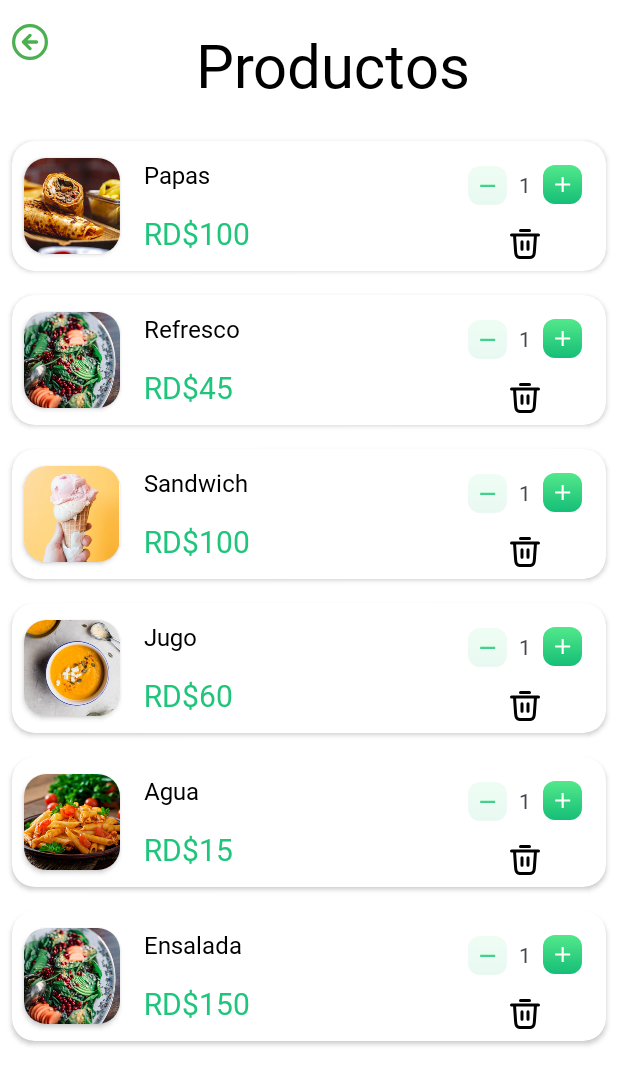
After one commit to cnunezcorp/AdminUniBite, an Android app: the AllItemActivity screen opened directly, with no data from a screen before it, on a phone screen of 412 x 824 dp. The commit adds this screen. Shown: the top 1085 px of the screen. Run offline under Robolectric (Android 15) with nearby library versions, the phone set to English and light mode, and no system bars.

Commit message:
Añadir y Ver Items Layouts y Adapter

```diff
--- a/app/src/main/AndroidManifest.xml
+++ b/app/src/main/AndroidManifest.xml
@@ -12,6 +12,9 @@
         android:supportsRtl="true"
         android:theme="@style/Theme.AdminUniBite"
         tools:targetApi="31">
+        <activity
+            android:name=".ui.activity.AllItemActivity"
+            android:exported="false" />
         <activity
             android:name=".ui.activity.AddItemActivity"
             android:exported="false" />
--- /dev/null
+++ b/app/src/main/java/com/adminunibite/app/ui/activity/AllItemActivity.kt
@@ -0,0 +1,47 @@
+package com.adminunibite.app.ui.activity
+
+import android.os.Bundle
+import androidx.activity.enableEdgeToEdge
+import androidx.appcompat.app.AppCompatActivity
+import androidx.core.view.ViewCompat
+import androidx.core.view.WindowInsetsCompat
+import androidx.recyclerview.widget.LinearLayoutManager
+import com.adminunibite.app.R
+import com.adminunibite.app.databinding.ActivityAllItemBinding
+import com.adminunibite.app.ui.adapter.AddItemAdapter
+
+class AllItemActivity : AppCompatActivity() {
+
+    private val binding : ActivityAllItemBinding by lazy {
+        ActivityAllItemBinding.inflate(layoutInflater)
+    }
+
+    override fun onCreate(savedInstanceState: Bundle?) {
+        super.onCreate(savedInstanceState)
+        enableEdgeToEdge()
+        setContentView(binding.root)
+        ViewCompat.setOnApplyWindowInsetsListener(findViewById(R.id.main)) { v, insets ->
+            val systemBars = insets.getInsets(WindowInsetsCompat.Type.systemBars())
+            v.setPadding(systemBars.left, systemBars.top, systemBars.right, systemBars.bottom)
+            insets
+        }
+        val menuFoodName = listOf("Papas", "Refresco", "Sandwich", "Jugo", "Agua", "Ensalada")
+        val menuItemPrice = listOf("RD$100", "RD$45", "RD$100", "RD$60", "RD$15", "RD$150")
+        val menuImage = listOf(
+            R.drawable.menu1,
+            R.drawable.menu2,
+            R.drawable.menu3,
+            R.drawable.menu4,
+            R.drawable.menu5,
+            R.drawable.menu2,
+        )
+
+        binding.backImageButton.setOnClickListener{
+            finish()
+        }
+
+        val adapter = AddItemAdapter(ArrayList(menuFoodName), ArrayList(menuItemPrice), ArrayList(menuImage))
+        binding.menuRecyclerView.layoutManager = LinearLayoutManager(this)
+        binding.menuRecyclerView.adapter = adapter
+    }
+}
--- a/app/src/main/java/com/adminunibite/app/ui/activity/MainActivity.kt
+++ b/app/src/main/java/com/adminunibite/app/ui/activity/MainActivity.kt
@@ -29,5 +29,9 @@ class MainActivity : AppCompatActivity() {
             val intent = Intent(this, AddItemActivity::class.java)
             startActivity(intent)
         }
+        binding.viewAllMenuCardView.setOnClickListener{
+            val intent = Intent(this, AllItemActivity::class.java)
+            startActivity(intent)
+        }
     }
 }
--- /dev/null
+++ b/app/src/main/java/com/adminunibite/app/ui/adapter/AddItemAdapter.kt
@@ -0,0 +1,66 @@
+package com.adminunibite.app.ui.adapter
+
+import android.view.LayoutInflater
+import android.view.ViewGroup
+import androidx.recyclerview.widget.RecyclerView
+import com.adminunibite.app.databinding.ItemItemBinding
+
+class AddItemAdapter(private val MenuItemName:ArrayList<String>, private val MenuItemPrice:ArrayList<String>, private val MenuItemImage: ArrayList<Int>) : RecyclerView.Adapter<AddItemAdapter.AddItemViewHolder>() {
+
+    private val itemQuantities = IntArray(MenuItemName.size) {1}
+
+    override fun onCreateViewHolder(parent: ViewGroup, viewType: Int): AddItemViewHolder {
+        val binding = ItemItemBinding.inflate(LayoutInflater.from(parent.context), parent, false)
+        return AddItemViewHolder(binding)
+    }
+
+    override fun onBindViewHolder(holder: AddItemViewHolder, position: Int) {
+        holder.bind(position)
+    }
+
+    override fun getItemCount(): Int = MenuItemName.size
+
+    inner class AddItemViewHolder(private val binding: ItemItemBinding) : RecyclerView.ViewHolder(binding.root) {
+        fun bind(position: Int){
+            binding.apply {
+                foodNameTextView.text = MenuItemName[position]
+                foodPriceTextView.text = MenuItemPrice[position]
+                foodImageView.setImageResource(MenuItemImage[position])
+                quantityTextView.text = itemQuantities[position].toString()
+
+                minusButton.setOnClickListener{
+                    decreaseQuantity(position)
+                }
+
+                plusButton.setOnClickListener{
+                    increaseQuantity(position)
+                }
+                deleteButton.setOnClickListener{
+                    deleteQuantity(position)
+                }
+            }
+        }
+
+        private fun increaseQuantity(position: Int) {
+            if (itemQuantities[position] < 10){
+                itemQuantities[position] ++
+                binding.quantityTextView.text = itemQuantities[position].toString()
+            }
+        }
+
+        private fun decreaseQuantity(position: Int) {
+            if (itemQuantities[position] > 1){
+                itemQuantities[position] --
+                binding.quantityTextView.text = itemQuantities[position].toString()
+            }
+        }
+
+        private fun deleteQuantity(position: Int) {
+            MenuItemName.removeAt(position)
+            MenuItemPrice.removeAt(position)
+            MenuItemImage.removeAt(position)
+            notifyItemRemoved(position)
+            notifyItemRangeChanged(position, MenuItemName.size)
+        }
+    }
+}
--- /dev/null
+++ b/app/src/main/res/layout/activity_all_item.xml
@@ -0,0 +1,46 @@
+<?xml version="1.0" encoding="utf-8"?>
+<androidx.constraintlayout.widget.ConstraintLayout xmlns:android="http://schemas.android.com/apk/res/android"
+    xmlns:app="http://schemas.android.com/apk/res-auto"
+    xmlns:tools="http://schemas.android.com/tools"
+    android:id="@+id/main"
+    android:layout_width="match_parent"
+    android:layout_height="match_parent"
+    android:background="@color/white"
+    tools:context=".ui.activity.AllItemActivity">
+
+    <ImageView
+        android:id="@+id/back_image_button"
+        android:layout_width="24dp"
+        android:layout_height="24dp"
+        android:src="@drawable/arrow_left"
+        android:layout_marginTop="16dp"
+        android:layout_marginStart="8dp"
+        android:background="@android:color/transparent"
+        android:scaleType="centerCrop"
+        app:layout_constraintStart_toStartOf="parent"
+        app:layout_constraintTop_toTopOf="parent" />
+
+    <TextView
+        android:id="@+id/title_text_view"
+        android:layout_width="wrap_content"
+        android:layout_height="wrap_content"
+        android:fontFamily="@font/yeonsung_regular"
+        android:text="Productos"
+        android:textColor="@color/black"
+        android:textSize="40sp"
+        app:layout_constraintEnd_toEndOf="parent"
+        app:layout_constraintStart_toEndOf="@id/back_image_button"
+        app:layout_constraintTop_toTopOf="@id/back_image_button" />
+
+    <androidx.recyclerview.widget.RecyclerView
+        android:id="@+id/menu_recycler_view"
+        android:layout_width="0dp"
+        android:layout_height="0dp"
+        android:layout_marginTop="16dp"
+        tools:listitem="@layout/item_item"
+        app:layout_constraintBottom_toBottomOf="parent"
+        app:layout_constraintEnd_toEndOf="parent"
+        app:layout_constraintStart_toStartOf="parent"
+        app:layout_constraintTop_toBottomOf="@id/title_text_view" />
+
+</androidx.constraintlayout.widget.ConstraintLayout>
--- /dev/null
+++ b/app/src/main/res/layout/item_item.xml
@@ -0,0 +1,122 @@
+<?xml version="1.0" encoding="utf-8"?>
+<androidx.constraintlayout.widget.ConstraintLayout xmlns:android="http://schemas.android.com/apk/res/android"
+    xmlns:app="http://schemas.android.com/apk/res-auto"
+    xmlns:tools="http://schemas.android.com/tools"
+    android:layout_width="match_parent"
+    android:layout_height="wrap_content">
+
+    <androidx.cardview.widget.CardView
+        android:layout_width="0dp"
+        android:layout_height="wrap_content"
+        android:layout_marginTop="8dp"
+        android:layout_marginEnd="8dp"
+        android:layout_marginStart="8dp"
+        android:layout_marginBottom="8dp"
+        app:cardCornerRadius="15dp"
+        android:elevation="2dp"
+        app:layout_constraintBottom_toBottomOf="parent"
+        app:layout_constraintEnd_toEndOf="parent"
+        app:layout_constraintStart_toStartOf="parent"
+        app:layout_constraintTop_toTopOf="parent">
+        <androidx.constraintlayout.widget.ConstraintLayout
+            android:layout_width="match_parent"
+            android:layout_height="match_parent">
+
+            <androidx.cardview.widget.CardView
+                android:id="@+id/cardView2"
+                android:layout_width="wrap_content"
+                android:layout_height="wrap_content"
+                android:layout_marginStart="8dp"
+                android:layout_marginTop="8dp"
+                android:layout_marginBottom="8dp"
+                app:cardCornerRadius="15dp"
+                app:layout_constraintBottom_toBottomOf="parent"
+                app:layout_constraintStart_toStartOf="parent"
+                app:layout_constraintTop_toTopOf="parent">
+
+                <ImageView
+                    android:id="@+id/food_image_view"
+                    android:layout_width="64dp"
+                    android:layout_height="64dp"
+                    android:scaleType="centerCrop"
+                    android:src="@drawable/menu2" />
+
+            </androidx.cardview.widget.CardView>
+
+            <TextView
+                android:id="@+id/food_name_text_view"
+                android:layout_width="wrap_content"
+                android:layout_height="wrap_content"
+                android:layout_marginStart="16dp"
+                android:fontFamily="@font/yeonsung_regular"
+                android:text="Ensalada"
+                android:textColor="@color/black"
+                android:textSize="16sp"
+                app:layout_constraintStart_toEndOf="@+id/cardView2"
+                app:layout_constraintTop_toTopOf="@+id/cardView2" />
+
+            <TextView
+                android:id="@+id/food_price_text_view"
+                android:layout_width="wrap_content"
+                android:layout_height="wrap_content"
+                android:layout_marginStart="16dp"
+                android:fontFamily="@font/yeonsung_regular"
+                android:text="RD$300"
+                android:textColor="@color/textColor"
+                android:textSize="20sp"
+                app:layout_constraintBottom_toBottomOf="@+id/cardView2"
+                app:layout_constraintStart_toEndOf="@+id/cardView2" />
+
+            <ImageButton
+                android:id="@+id/minus_button"
+                android:layout_width="wrap_content"
+                android:layout_height="wrap_content"
+                android:layout_marginEnd="8dp"
+                android:background="@android:color/transparent"
+                android:src="@drawable/icon_minus"
+                app:layout_constraintBottom_toBottomOf="@+id/quantity_text_view"
+                app:layout_constraintEnd_toStartOf="@+id/quantity_text_view"
+                app:layout_constraintTop_toTopOf="@+id/quantity_text_view"
+                app:layout_constraintVertical_bias="0.428" />
+
+            <ImageButton
+                android:id="@+id/plus_button"
+                android:layout_width="wrap_content"
+                android:layout_height="wrap_content"
+                android:layout_marginEnd="16dp"
+                android:layout_marginTop="16dp"
+                android:src="@drawable/icon_plus"
+                android:background="@android:color/transparent"
+                app:layout_constraintEnd_toEndOf="parent"
+                app:layout_constraintTop_toTopOf="parent" />
+
+            <TextView
+                android:id="@+id/quantity_text_view"
+                android:layout_width="wrap_content"
+                android:layout_height="wrap_content"
+                android:layout_marginEnd="8dp"
+                android:text="10"
+                app:layout_constraintBottom_toBottomOf="@+id/plus_button"
+                app:layout_constraintEnd_toStartOf="@+id/plus_button"
+                app:layout_constraintTop_toTopOf="@+id/plus_button" />
+
+            <ImageButton
+                android:id="@+id/delete_button"
+                android:layout_width="wrap_content"
+                android:layout_height="wrap_content"
+                android:layout_marginBottom="8dp"
+                android:layout_marginTop="16dp"
+                android:background="@android:color/transparent"
+                android:src="@drawable/trash"
+                app:layout_constraintBottom_toBottomOf="parent"
+                app:layout_constraintEnd_toEndOf="@+id/plus_button"
+                app:layout_constraintStart_toStartOf="@+id/minus_button"
+                app:layout_constraintTop_toBottomOf="@+id/minus_button" />
+
+
+
+        </androidx.constraintlayout.widget.ConstraintLayout>
+    </androidx.cardview.widget.CardView>
+
+
+</androidx.constraintlayout.widget.ConstraintLayout>
```
